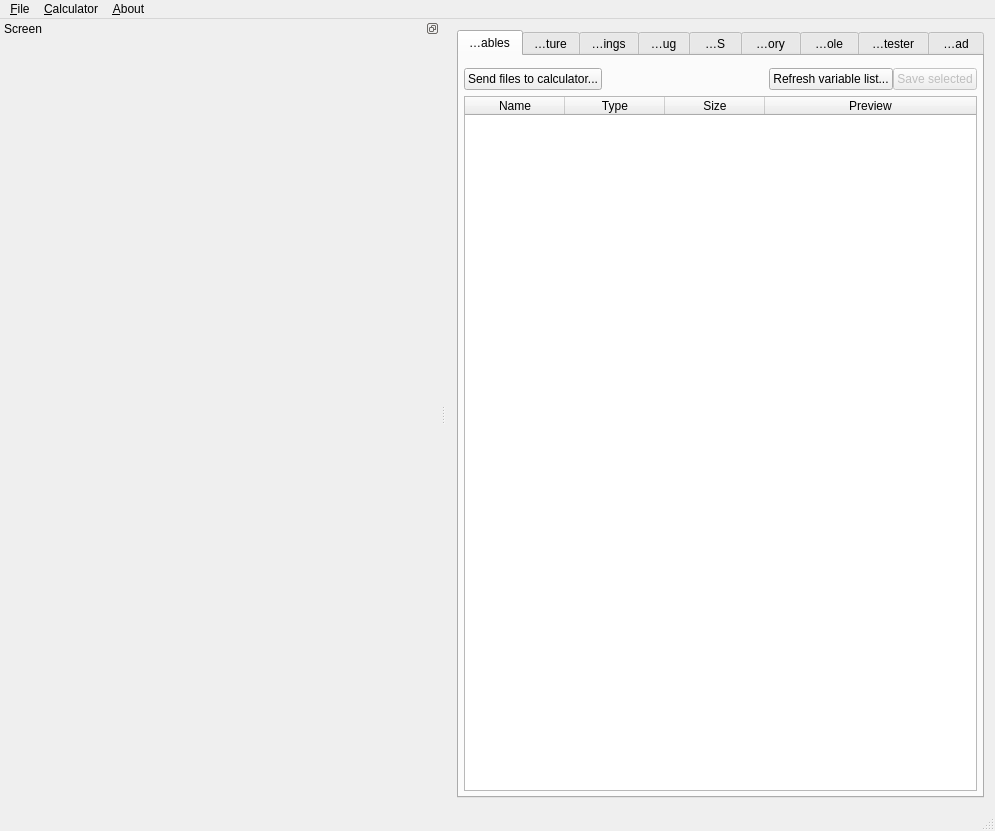
CE-Programming/CEmu, file gui/qt/mainwindow.ui: the form before one commit.
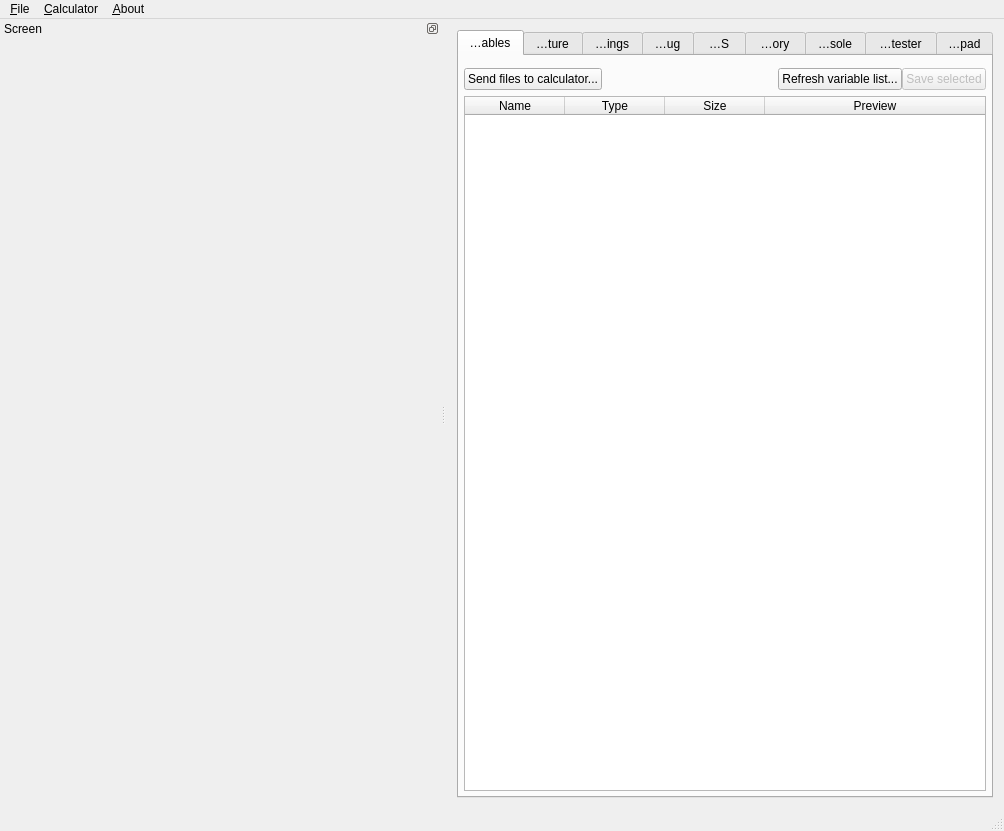
The form after the commit. The open tabs and pages were chosen to show the change. Icons and pictures are not drawn. Custom widgets are drawn as their Qt base class.

Commit message: Fix varaible view stuff

```diff
--- a/gui/qt/mainwindow.ui
+++ b/gui/qt/mainwindow.ui
@@ -6,7 +6,7 @@
    <rect>
     <x>0</x>
     <y>0</y>
-    <width>982</width>
+    <width>1004</width>
     <height>831</height>
    </rect>
   </property>
@@ -205,7 +205,7 @@
            <enum>Qt::ElideRight</enum>
           </property>
           <property name="sortingEnabled">
-           <bool>false</bool>
+           <bool>true</bool>
           </property>
           <attribute name="horizontalHeaderDefaultSectionSize">
            <number>100</number>
@@ -216,6 +216,9 @@
           <attribute name="horizontalHeaderMinimumSectionSize">
            <number>40</number>
           </attribute>
+          <attribute name="horizontalHeaderShowSortIndicator" stdset="0">
+           <bool>true</bool>
+          </attribute>
           <attribute name="horizontalHeaderStretchLastSection">
            <bool>true</bool>
           </attribute>
@@ -7315,7 +7318,7 @@
     <rect>
      <x>0</x>
      <y>0</y>
-     <width>982</width>
+     <width>1004</width>
      <height>22</height>
     </rect>
    </property>
```
Left out of the diff: 8 changed lines with no effect on the pictures. The commit also changes 1 other file.
